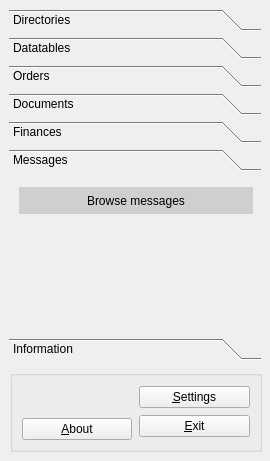
Old version of the form trunk/ui/mainfrm.ui in the repository BackupTheBerlios/first4-svn.
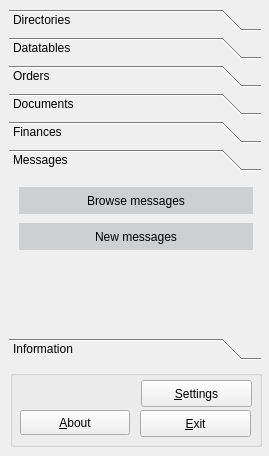
New version of the form. The open tabs and pages were chosen to show the change. Icons and pictures are not drawn.

Commit message: first4-1.3.94 - Message-Modul initiated - New Messages can be created (Personal, General, Stock, Orders, Finance) - Messages will be generated automatically

```diff
--- a/trunk/ui/mainfrm.ui
+++ b/trunk/ui/mainfrm.ui
@@ -5,8 +5,8 @@
    <rect>
     <x>0</x>
     <y>0</y>
-    <width>270</width>
-    <height>461</height>
+    <width>269</width>
+    <height>456</height>
    </rect>
   </property>
   <property name="sizePolicy" >
@@ -809,6 +809,68 @@
        <bool>true</bool>
       </property>
      </widget>
+     <widget class="QPushButton" name="btnnewmsg" >
+      <property name="geometry" >
+       <rect>
+        <x>10</x>
+        <y>46</y>
+        <width>234</width>
+        <height>27</height>
+       </rect>
+      </property>
+      <property name="palette" >
+       <palette>
+        <active>
+         <colorrole role="Button" >
+          <brush brushstyle="SolidPattern" >
+           <color alpha="255" >
+            <red>206</red>
+            <green>207</green>
+            <blue>209</blue>
+           </color>
+          </brush>
+         </colorrole>
+        </active>
+        <inactive>
+         <colorrole role="Button" >
+          <brush brushstyle="SolidPattern" >
+           <color alpha="255" >
+            <red>206</red>
+            <green>207</green>
+            <blue>209</blue>
+           </color>
+          </brush>
+         </colorrole>
+        </inactive>
+        <disabled>
+         <colorrole role="Button" >
+          <brush brushstyle="SolidPattern" >
+           <color alpha="255" >
+            <red>206</red>
+            <green>207</green>
+            <blue>209</blue>
+           </color>
+          </brush>
+         </colorrole>
+        </disabled>
+       </palette>
+      </property>
+      <property name="autoFillBackground" >
+       <bool>true</bool>
+      </property>
+      <property name="text" >
+       <string>New messages</string>
+      </property>
+      <property name="icon" >
+       <iconset resource="../resources/images/first4.qrc" >:/mail_new.png</iconset>
+      </property>
+      <property name="checkable" >
+       <bool>false</bool>
+      </property>
+      <property name="flat" >
+       <bool>true</bool>
+      </property>
+     </widget>
     </widget>
     <widget class="QWidget" name="page" >
      <property name="geometry" >
@@ -924,43 +986,21 @@
       <x>10</x>
       <y>370</y>
       <width>252</width>
-      <height>82</height>
+      <height>77</height>
      </rect>
     </property>
     <property name="title" >
      <string/>
     </property>
-    <layout class="QGridLayout" >
-     <item row="0" column="0" >
-      <widget class="QLabel" name="lblmsg_2" >
-       <property name="sizePolicy" >
-        <sizepolicy vsizetype="Fixed" hsizetype="Fixed" >
-         <horstretch>0</horstretch>
-         <verstretch>0</verstretch>
-        </sizepolicy>
-       </property>
-       <property name="minimumSize" >
-        <size>
-         <width>21</width>
-         <height>27</height>
-        </size>
-       </property>
-       <property name="maximumSize" >
-        <size>
-         <width>21</width>
-         <height>27</height>
-        </size>
-       </property>
-       <property name="text" >
-        <string/>
-       </property>
-       <property name="pixmap" >
-        <pixmap resource="../resources/images/first4.qrc" >:/message2.png</pixmap>
-       </property>
-      </widget>
-     </item>
-     <item row="0" column="1" >
-      <widget class="QLabel" name="lblmsg" >
+    <widget class="QLabel" name="lblmsgcount" >
+     <property name="geometry" >
+      <rect>
+       <x>38</x>
+       <y>12</y>
+       <width>84</width>
+       <height>20</height>
+      </rect>
+     </property>
        <property name="maximumSize" >
         <size>
          <width>84</width>
@@ -974,11 +1014,68 @@
         <pixmap/>
        </property>
       </widget>
-     </item>
-     <item rowspan="2" row="0" column="2" >
-      <layout class="QVBoxLayout" >
-       <item>
+    <widget class="QPushButton" name="btnabout" >
+     <property name="geometry" >
+      <rect>
+       <x>10</x>
+       <y>40</y>
+       <width>110</width>
+       <height>25</height>
+      </rect>
+     </property>
+     <property name="minimumSize" >
+      <size>
+       <width>106</width>
+       <height>0</height>
+      </size>
+     </property>
+     <property name="maximumSize" >
+      <size>
+       <width>110</width>
+       <height>16777215</height>
+      </size>
+     </property>
+     <property name="text" >
+      <string>&amp;About</string>
+     </property>
+     <property name="icon" >
+      <iconset resource="../resources/images/first4.qrc" >:/help_index.png</iconset>
+     </property>
+    </widget>
+    <widget class="QPushButton" name="btnmsgicon" >
+     <property name="geometry" >
+      <rect>
+       <x>10</x>
+       <y>10</y>
+       <width>30</width>
+       <height>26</height>
+      </rect>
+     </property>
+     <property name="text" >
+      <string/>
+     </property>
+     <property name="icon" >
+      <iconset resource="../resources/images/first4.qrc" >:/message2.png</iconset>
+     </property>
+     <property name="iconSize" >
+      <size>
+       <width>22</width>
+       <height>22</height>
+      </size>
+     </property>
+     <property name="flat" >
+      <bool>true</bool>
+     </property>
+    </widget>
         <widget class="QPushButton" name="btnsettings" >
+     <property name="geometry" >
+      <rect>
+       <x>131</x>
+       <y>10</y>
+       <width>111</width>
+       <height>27</height>
+      </rect>
+     </property>
          <property name="text" >
           <string>&amp;Settings</string>
          </property>
@@ -986,9 +1083,15 @@
           <iconset resource="../resources/images/first4.qrc" >:/package_utilities.png</iconset>
          </property>
         </widget>
-       </item>
-       <item>
         <widget class="QPushButton" name="btnexit" >
+     <property name="geometry" >
+      <rect>
+       <x>130</x>
+       <y>40</y>
+       <width>111</width>
+       <height>27</height>
+      </rect>
+     </property>
          <property name="text" >
           <string>&amp;Exit</string>
          </property>
@@ -996,32 +1099,6 @@
           <iconset resource="../resources/images/first4.qrc" >:/exit.png</iconset>
          </property>
         </widget>
-       </item>
-      </layout>
-     </item>
-     <item row="1" column="0" colspan="2" >
-      <widget class="QPushButton" name="btnabout" >
-       <property name="minimumSize" >
-        <size>
-         <width>106</width>
-         <height>0</height>
-        </size>
-       </property>
-       <property name="maximumSize" >
-        <size>
-         <width>110</width>
-         <height>16777215</height>
-        </size>
-       </property>
-       <property name="text" >
-        <string>&amp;About</string>
-       </property>
-       <property name="icon" >
-        <iconset resource="../resources/images/first4.qrc" >:/help_index.png</iconset>
-       </property>
-      </widget>
-     </item>
-    </layout>
    </widget>
    <widget class="QWidget" name="layoutWidget" >
     <property name="geometry" >
```
Left out of the diff: 9 changed lines with no effect on the pictures. Lines whose indentation alone changed are shown as unchanged. The commit also changes 16 other files.
